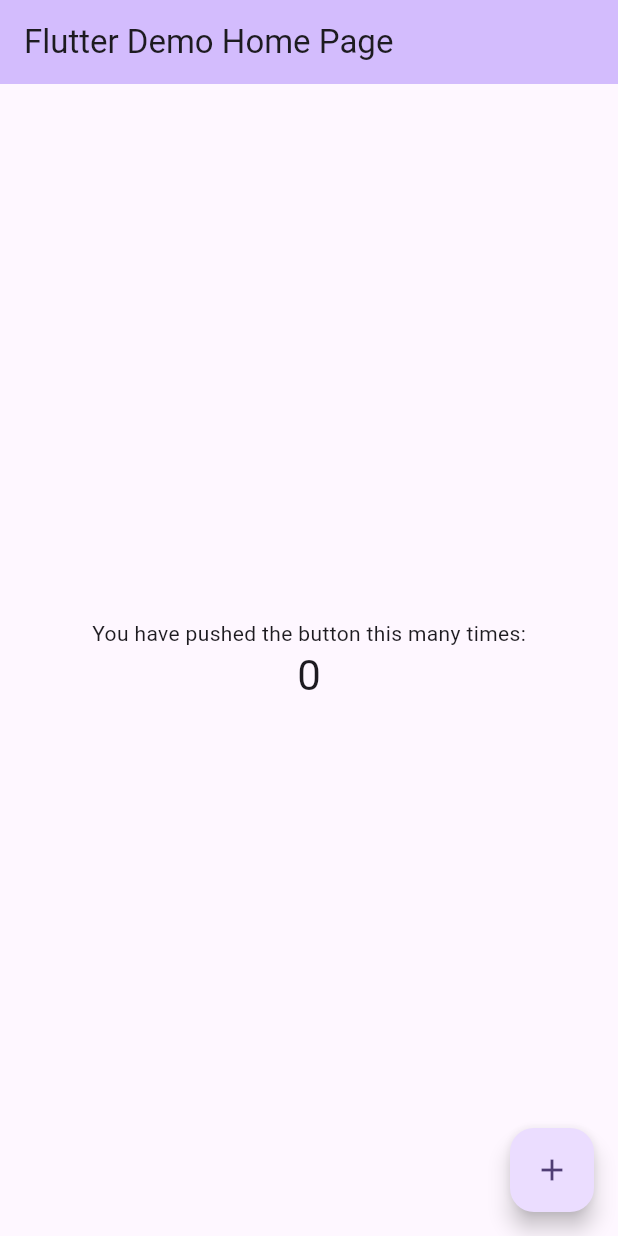
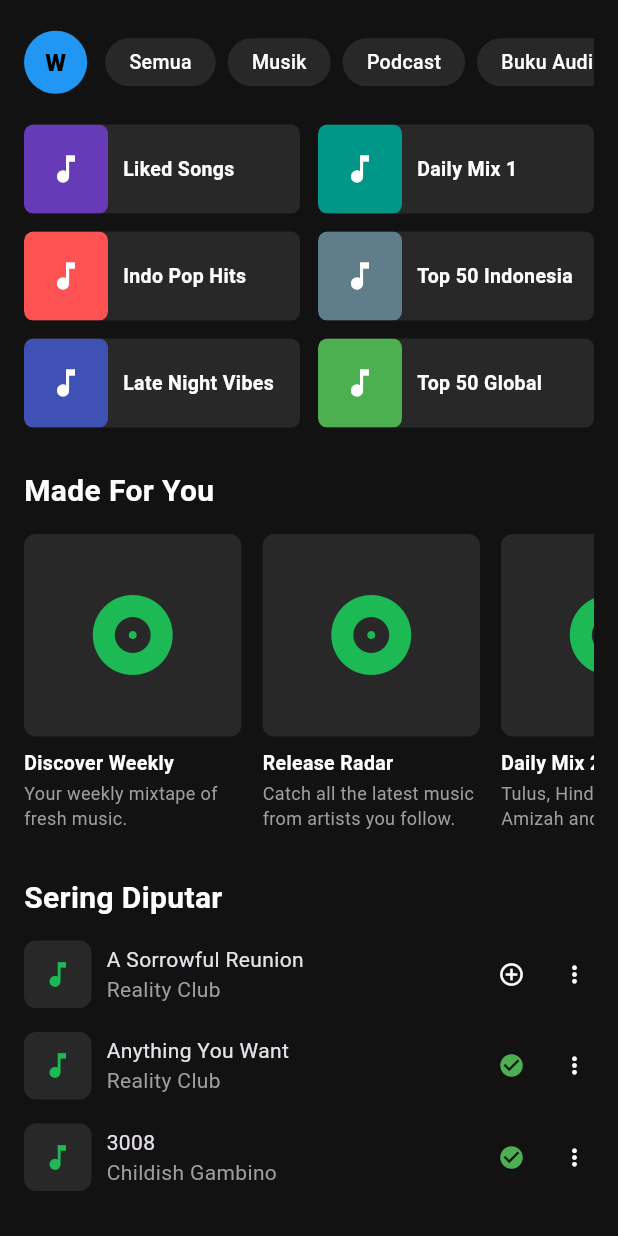
Before and after one commit to marchel-o/uas-mobprog, a Flutter app: the screen it shows after launch, on a phone screen of 412 x 824 dp. Run offline on Flutter 3.47's test engine with Material 3 defaults, Android fonts, the phone set to English and light mode, and no system bars.

Commit message:
membuat tampilan home page
home page sudah berisi top bar, playlist-playlist, dan lagu yang sering diputar. belum bisa bekerja hanya tampilan doang

```diff
--- /dev/null
+++ b/lib/home/made_for_you.dart
@@ -0,0 +1,68 @@
+import 'package:flutter/material.dart';
+
+class HomeMadeForYou extends StatelessWidget{
+  final List madeForYou;
+
+  const HomeMadeForYou({
+    super.key,
+    required this.madeForYou
+  });
+
+  @override
+  Widget build(BuildContext context) {
+    return SizedBox(
+      height: 200,
+      child: ListView.separated(
+        scrollDirection: Axis.horizontal,
+        itemCount: madeForYou.length,
+        separatorBuilder: (_, _) => const SizedBox(width: 14),
+        itemBuilder: (context, index) {
+          final mix = madeForYou[index];
+          return SizedBox(
+            width: 145,
+            child: Column(
+              crossAxisAlignment: CrossAxisAlignment.start,
+              children: [
+                Container(
+                  height: 135,
+                  width: 145,
+                  decoration: BoxDecoration(
+                    color: const Color(0xFF282828),
+                    borderRadius: BorderRadius.circular(8),
+                  ),
+                  child: const Icon(
+                    Icons.album,
+                    size: 64,
+                    color: Color(0xFF1DB954),
+                  ),
+                ),
+                const SizedBox(height: 8),
+                Text(
+                  mix['title']!,
+                  maxLines: 1,
+                  overflow: TextOverflow.ellipsis,
+                  style: const TextStyle(
+                    fontWeight: FontWeight.bold,
+                    fontSize: 13,
+                    color: Colors.white,
+                  ),
+                ),
+                const SizedBox(height: 2),
+                Text(
+                  mix['subtitle']!,
+                  maxLines: 2,
+                  overflow: TextOverflow.ellipsis,
+                  style: const TextStyle(
+                    fontSize: 12,
+                    color: Colors.grey,
+                  ),
+                ),
+              ],
+            ),
+          );
+        },
+      ),
+    );
+  }
+
+}
--- /dev/null
+++ b/lib/home/most_replayed.dart
@@ -0,0 +1,87 @@
+import 'package:flutter/material.dart';
+
+class HomeMostReplayed extends StatelessWidget{
+  final List mostReplayed;
+
+  const HomeMostReplayed({
+    super.key,
+    required this.mostReplayed,
+  });
+
+  @override
+  Widget build(BuildContext context) {
+    return ListView.separated(
+      shrinkWrap: true,
+      physics: const NeverScrollableScrollPhysics(),
+      itemCount: mostReplayed.length,
+      separatorBuilder: (_, _) => const SizedBox(height: 16),
+      itemBuilder: (context, index) {
+        final song = mostReplayed[index];
+        return Column(
+          crossAxisAlignment: CrossAxisAlignment.start,
+          children: [
+            Row(
+              children: [
+                Container(
+                  height: 45,
+                  width: 45,
+                  decoration: BoxDecoration(
+                    color: const Color(0xFF282828),
+                    borderRadius: BorderRadius.circular(8),
+                  ),
+                  child: const Icon(
+                    Icons.music_note,
+                    size: 22,
+                    color: Color(0xFF1DB954),
+                  ),
+                ),
+
+                const SizedBox(width: 10),
+
+                Expanded(
+                  child: Column(
+                    crossAxisAlignment: CrossAxisAlignment.start,
+                    children: [
+                      Text(song['title']),
+                      Text(
+                        song['artist'],
+                        style: TextStyle(
+                          color: Colors.grey
+                        ),
+                      ),
+                    ],
+                  ),
+                ),
+
+                IconButton(
+                  icon: Icon(!song['saved'] ? Icons.add_circle_outline : Icons.check_circle),
+                  iconSize: 18,
+                  color: song['saved'] ? Colors.green : Colors.white,
+                  style: IconButton.styleFrom(
+                    minimumSize: Size.zero,
+                    padding: const EdgeInsets.all(4),
+                    tapTargetSize: MaterialTapTargetSize.shrinkWrap,
+                  ),
+                  onPressed: () { },
+                ),
+
+                const SizedBox(width: 16),
+
+                IconButton(
+                  icon: const Icon(Icons.more_vert),
+                  iconSize: 18,
+                  style: IconButton.styleFrom(
+                    minimumSize: Size.zero,
+                    padding: const EdgeInsets.all(4),
+                    tapTargetSize: MaterialTapTargetSize.shrinkWrap,
+                  ),
+                  onPressed: () { },
+                ),
+              ],
+            ),
+          ],
+        );
+      },
+    );
+  }
+}
--- /dev/null
+++ b/lib/home/recent_playlist.dart
@@ -0,0 +1,66 @@
+import 'package:flutter/material.dart';
+
+class HomeRecentPlaylist extends StatelessWidget {
+  final List recentPlaylists;
+
+  const HomeRecentPlaylist({
+    super.key,
+    required this.recentPlaylists,
+  });
+
+  @override
+  Widget build(BuildContext context) {
+    return GridView.builder(
+      shrinkWrap: true,
+      physics: const NeverScrollableScrollPhysics(),
+      itemCount: recentPlaylists.length,
+      gridDelegate: const SliverGridDelegateWithFixedCrossAxisCount(
+        crossAxisCount: 2,
+        childAspectRatio: 3.1,
+        crossAxisSpacing: 12,
+        mainAxisSpacing: 12,
+      ),
+      itemBuilder: (context, index) {
+        final item = recentPlaylists[index];
+        return Container(
+          decoration: BoxDecoration(
+            color: const Color(0xFF282828),
+            borderRadius: BorderRadius.circular(6),
+          ),
+          clipBehavior: Clip.antiAlias,
+          child: Row(
+            children: [
+              Container(
+                width: 56,
+                height: double.infinity,
+                decoration: BoxDecoration(
+                  color: item['color'] as Color,
+                  borderRadius: BorderRadius.circular(6),
+                ),
+                child: const Icon(Icons.music_note, color: Colors.white),
+              ),
+              // const SizedBox(width: 6),
+              Expanded(
+                child: Padding(
+                  padding: const EdgeInsets.symmetric(horizontal: 10),
+                  child: Text(
+                    item['title'] as String,
+                    maxLines: 2,
+                    overflow: TextOverflow.ellipsis,
+                    style: const TextStyle(
+                      fontSize: 13,
+                      fontWeight: FontWeight.w600,
+                      color: Colors.white,
+                    ),
+                  ),
+                )
+
+              ),
+            ],
+          ),
+        );
+      },
+    );
+  }
+
+}
--- /dev/null
+++ b/lib/home/screen.dart
@@ -0,0 +1,82 @@
+import 'package:flutter/material.dart';
+import 'package:flutter_application_3/home/made_for_you.dart';
+import 'package:flutter_application_3/home/most_replayed.dart';
+import 'package:flutter_application_3/home/recent_playlist.dart';
+import 'package:flutter_application_3/home/topbar.dart';
+
+class HomeScreen extends StatelessWidget{
+  const HomeScreen({super.key});
+
+  @override
+  Widget build(BuildContext context) {
+    final recentPlaylists = [
+      {'title': 'Liked Songs', 'color': Colors.deepPurple},
+      {'title': 'Daily Mix 1', 'color': Colors.teal},
+      {'title': 'Indo Pop Hits', 'color': Colors.redAccent},
+      {'title': 'Top 50 Indonesia', 'color': Colors.blueGrey},
+      {'title': 'Late Night Vibes', 'color': Colors.indigo},
+      {'title': 'Top 50 Global', 'color': Colors.green},
+    ];
+
+    final madeForYou = [
+      {'title': 'Discover Weekly', 'subtitle': 'Your weekly mixtape of fresh music.'},
+      {'title': 'Release Radar', 'subtitle': 'Catch all the latest music from artists you follow.'},
+      {'title': 'Daily Mix 2', 'subtitle': 'Tulus, Hindia, Nadin Amizah and more'},
+      {'title': 'Chill Hits', 'subtitle': 'Kick back to the best new and recent chill hits.'},
+    ];
+
+    final categories = [
+      {'title': 'Semua'},
+      {'title': 'Musik'},
+      {'title': 'Podcast'},
+      {'title': 'Buku Audio'},
+    ];
+
+    final mostReplayed = [
+      {'title': "A Sorrowful Reunion", 'artist': 'Reality Club', 'saved': false},
+      {'title': "Anything You Want", 'artist': 'Reality Club', 'saved': true},
+      {'title': "3008", 'artist': 'Childish Gambino', 'saved': true},
+    ];
+
+    return ListView(
+      padding: const EdgeInsets.all(16),
+      children: [
+        HomeTopBar(categories: categories),
+
+        const SizedBox(height: 16),
+
+        HomeRecentPlaylist(recentPlaylists: recentPlaylists),
+
+        const SizedBox(height: 28),
+
+        const Text(
+          'Made For You',
+          style: TextStyle(
+            fontSize: 20,
+            fontWeight: FontWeight.bold,
+            color: Colors.white,
+          ),
+        ),
+
+        const SizedBox(height: 14),
+
+        HomeMadeForYou(madeForYou: madeForYou),
+
+        const SizedBox(height: 28),
+
+        const Text(
+          'Sering Diputar',
+          style: TextStyle(
+            fontSize: 20,
+            fontWeight: FontWeight.bold,
+            color: Colors.white,
+          ),
+        ),
+
+        const SizedBox(height: 14),
+
+        HomeMostReplayed(mostReplayed: mostReplayed),
+      ],
+    );
+  }
+}
--- /dev/null
+++ b/lib/home/topbar.dart
@@ -0,0 +1,66 @@
+import 'package:flutter/material.dart';
+
+class HomeTopBar extends StatelessWidget{
+  final List categories;
+
+  const HomeTopBar({
+    super.key,
+    required this.categories,
+  });
+
+  @override
+  Widget build(BuildContext context) {
+    return Row(
+      mainAxisAlignment: MainAxisAlignment.start,
+      children: [
+        Container(
+          padding: const EdgeInsets.all(14),
+          decoration: const BoxDecoration(
+            color: Colors.blue,
+            shape: BoxShape.circle,
+          ),
+          child: const Text(
+            'W',
+            style: TextStyle(
+              fontSize: 16,
+              fontWeight: FontWeight.w900,
+              color: Colors.black,
+            ),
+          ),
+        ),
+
+        const SizedBox(width: 12),
+
+        Expanded(
+          child: SizedBox(
+            height: 32,
+            child: ListView.separated(
+              scrollDirection: Axis.horizontal,
+              itemCount: categories.length,
+              separatorBuilder: (_, _) => const SizedBox(width: 8),
+              itemBuilder: (context, index) {
+                final category = categories[index];
+                return Container(
+                  alignment: Alignment.center,
+                  padding: const EdgeInsets.symmetric(horizontal: 16, vertical: 4),
+                  decoration: BoxDecoration(
+                    color: const Color(0xFF282828),
+                    borderRadius: BorderRadius.circular(999),
+                  ),
+                  child: Text(
+                    category['title']!,
+                    style: const TextStyle(
+                      fontSize: 13,
+                      fontWeight: FontWeight.w500,
+                      color: Colors.white,
+                    ),
+                  ),
+                );
+              },
+            ),
+          ),
+        ),
+      ],
+    );
+  }
+}
--- a/lib/main.dart
+++ b/lib/main.dart
@@ -1,121 +1,37 @@
 import 'package:flutter/material.dart';
+import 'package:flutter_application_3/home/screen.dart';
 
 void main() {
-  runApp(const MyApp());
+  runApp(const SpotifyCloneApp());
 }
 
-class MyApp extends StatelessWidget {
-  const MyApp({super.key});
+class SpotifyCloneApp extends StatelessWidget {
+  const SpotifyCloneApp({super.key});
 
-  // This widget is the root of your application.
   @override
   Widget build(BuildContext context) {
     return MaterialApp(
-      title: 'Flutter Demo',
-      theme: ThemeData(
-        // This is the theme of your application.
-        //
-        // TRY THIS: Try running your application with "flutter run". You'll see
-        // the application has a purple toolbar. Then, without quitting the app,
-        // try changing the seedColor in the colorScheme below to Colors.green
-        // and then invoke "hot reload" (save your changes or press the "hot
-        // reload" button in a Flutter-supported IDE, or press "r" if you used
-        // the command line to start the app).
-        //
-        // Notice that the counter didn't reset back to zero; the application
-        // state is not lost during the reload. To reset the state, use hot
-        // restart instead.
-        //
-        // This works for code too, not just values: Most code changes can be
-        // tested with just a hot reload.
-        colorScheme: .fromSeed(seedColor: Colors.deepPurple),
+      title: 'Spotify Clone',
+      debugShowCheckedModeBanner: false,
+      theme: ThemeData.dark().copyWith(
+        scaffoldBackgroundColor: const Color(0xFF121212),
+        colorScheme: const ColorScheme.dark(
+          primary: Color(0xFF1DB954),
+        ),
       ),
-      home: const MyHomePage(title: 'Flutter Demo Home Page'),
+      home: const CurrentScreen(),
     );
   }
 }
 
-class MyHomePage extends StatefulWidget {
-  const MyHomePage({super.key, required this.title});
-
-  // This widget is the home page of your application. It is stateful, meaning
-  // that it has a State object (defined below) that contains fields that affect
-  // how it looks.
-
-  // This class is the configuration for the state. It holds the values (in this
-  // case the title) provided by the parent (in this case the App widget) and
-  // used by the build method of the State. Fields in a Widget subclass are
-  // always marked "final".
-
-  final String title;
-
-  @override
-  State<MyHomePage> createState() => _MyHomePageState();
-}
-
-class _MyHomePageState extends State<MyHomePage> {
-  int _counter = 0;
-
-  void _incrementCounter() {
-    setState(() {
-      // This call to setState tells the Flutter framework that something has
-      // changed in this State, which causes it to rerun the build method below
-      // so that the display can reflect the updated values. If we changed
-      // _counter without calling setState(), then the build method would not be
-      // called again, and so nothing would appear to happen.
-      _counter++;
-    });
-  }
+class CurrentScreen extends StatelessWidget {
+  const CurrentScreen({super.key});
 
   @override
   Widget build(BuildContext context) {
-    // This method is rerun every time setState is called, for instance as done
-    // by the _incrementCounter method above.
-    //
-    // The Flutter framework has been optimized to make rerunning build methods
-    // fast, so that you can just rebuild anything that needs updating rather
-    // than having to individually change instances of widgets.
     return Scaffold(
-      appBar: AppBar(
-        // TRY THIS: Try changing the color here to a specific color (to
-        // Colors.amber, perhaps?) and trigger a hot reload to see the AppBar
-        // change color while the other colors stay the same.
-        backgroundColor: Theme.of(context).colorScheme.inversePrimary,
-        // Here we take the value from the MyHomePage object that was created by
-        // the App.build method, and use it to set our appbar title.
-        title: Text(widget.title),
-      ),
-      body: Center(
-        // Center is a layout widget. It takes a single child and positions it
-        // in the middle of the parent.
-        child: Column(
-          // Column is also a layout widget. It takes a list of children and
-          // arranges them vertically. By default, it sizes itself to fit its
-          // children horizontally, and tries to be as tall as its parent.
-          //
-          // Column has various properties to control how it sizes itself and
-          // how it positions its children. Here we use mainAxisAlignment to
-          // center the children vertically; the main axis here is the vertical
-          // axis because Columns are vertical (the cross axis would be
-          // horizontal).
-          //
-          // TRY THIS: Invoke "debug painting" (choose the "Toggle Debug Paint"
-          // action in the IDE, or press "p" in the console), to see the
-          // wireframe for each widget.
-          mainAxisAlignment: .center,
-          children: [
-            const Text('You have pushed the button this many times:'),
-            Text(
-              '$_counter',
-              style: Theme.of(context).textTheme.headlineMedium,
-            ),
-          ],
-        ),
-      ),
-      floatingActionButton: FloatingActionButton(
-        onPressed: _incrementCounter,
-        tooltip: 'Increment',
-        child: const Icon(Icons.add),
+      body: SafeArea(
+        child: HomeScreen()
       ),
     );
   }
```
Also changed, not shown: 1 other file.
